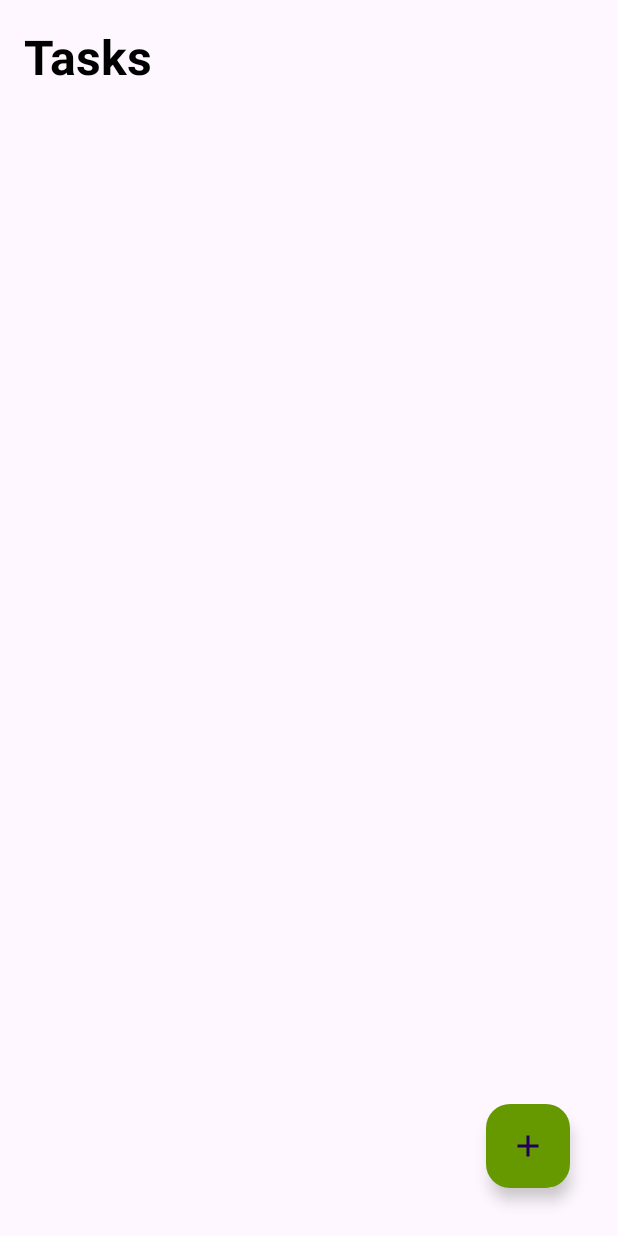
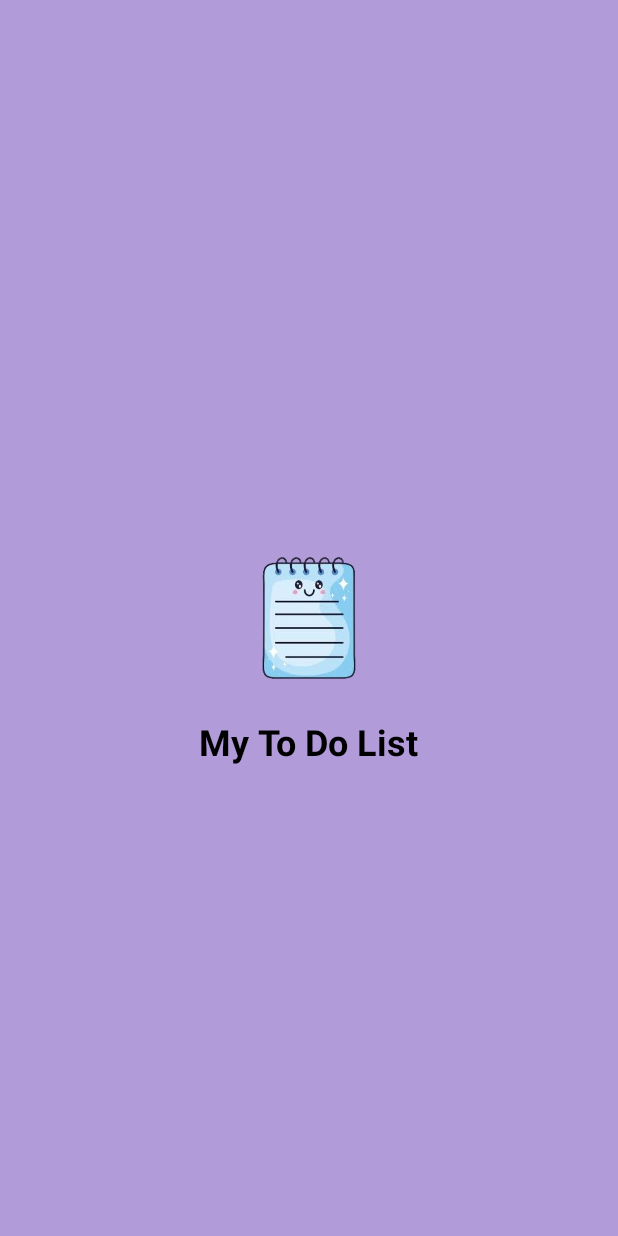
Before and after one commit to Kesh02/MyToDoApp, an Android app: the first screen one second after launch (MainActivity before the commit, SplashActivity after it), on a phone screen of 412 x 824 dp. Run offline under Robolectric (Android 15) with nearby library versions, the phone set to English and light mode, and no system bars.

Commit message:
new images

```diff
--- a/app/src/main/AndroidManifest.xml
+++ b/app/src/main/AndroidManifest.xml
@@ -13,7 +13,7 @@
         android:theme="@style/Theme.Task_manager5"
         tools:targetApi="31">
         <activity
-            android:name=".MainActivity"
+            android:name=".SplashActivity"
             android:exported="true">
             <intent-filter>
                 <action android:name="android.intent.action.MAIN" />
@@ -21,6 +21,7 @@
                 <category android:name="android.intent.category.LAUNCHER" />
             </intent-filter>
         </activity>
+<activity android:name=".MainActivity"></activity>
     </application>
 
 </manifest>
--- a/app/src/main/java/com/example/task_manager5/AddNewTask.kt
+++ b/app/src/main/java/com/example/task_manager5/AddNewTask.kt
@@ -53,7 +53,7 @@ class AddNewTask : BottomSheetDialogFragment() {
                 newTaskSaveButton?.setTextColor(
                     ContextCompat.getColor(
                         requireContext(),
-                        R.color.colorPrimaryDark
+                        R.color.purple
                     )
                 )
             }
@@ -63,13 +63,13 @@ class AddNewTask : BottomSheetDialogFragment() {
             override fun onTextChanged(s: CharSequence, start: Int, before: Int, count: Int) {
                 if (s.toString().isEmpty()) {
                     newTaskSaveButton?.isEnabled = false
-                    newTaskSaveButton?.setTextColor(Color.GRAY)
+                    newTaskSaveButton?.setTextColor(Color.BLACK)
                 } else {
                     newTaskSaveButton?.isEnabled = true
                     newTaskSaveButton?.setTextColor(
                         ContextCompat.getColor(
                             requireContext(),
-                            R.color.colorPrimaryDark
+                            R.color.purple
                         )
                     )
                 }
--- a/app/src/main/java/com/example/task_manager5/DialogCloseListener.kt
+++ b/app/src/main/java/com/example/task_manager5/DialogCloseListener.kt
@@ -4,5 +4,5 @@ package com.example.task_manager5
 import android.content.DialogInterface
 
 interface DialogCloseListener {
-    fun handleDialogClose(dialog: DialogInterface)
+    fun handleDialogClose(dialog: DialogInterface)//This method is responsible for handling the event when a dialog is closed
 }
--- a/app/src/main/res/layout/activity_main.xml
+++ b/app/src/main/res/layout/activity_main.xml
@@ -2,7 +2,8 @@
 <RelativeLayout xmlns:android="http://schemas.android.com/apk/res/android"
     xmlns:app="http://schemas.android.com/apk/res-auto"
     android:layout_width="match_parent"
-    android:layout_height="match_parent">
+    android:layout_height="match_parent"
+    android:background="@drawable/bg1">
 
     <TextView
         android:id="@+id/tasksText"
@@ -11,10 +12,12 @@
         android:textStyle="bold"
         android:textColor="@android:color/black"
         android:layout_marginStart="16dp"
-        android:layout_marginBottom="16dp"
+        android:layout_marginEnd="16dp"
         android:layout_marginTop="16dp"
         android:textSize="32sp"
-        android:text="@string/tasks" />
+        android:text="@string/tasks"
+        android:layout_centerHorizontal="true" />
+
 
     <androidx.recyclerview.widget.RecyclerView
         android:id="@+id/tasksRecyclerView"
@@ -29,10 +32,13 @@
         android:id="@+id/fab"
         android:layout_width="wrap_content"
         android:layout_height="wrap_content"
+        android:layout_alignParentEnd="true"
         android:layout_alignParentBottom="true"
-        android:layout_alignParentEnd="true"
-        android:layout_margin="32dp"
-        android:backgroundTint="@android:color/holo_green_dark"
+        android:layout_marginStart="32dp"
+        android:layout_marginTop="32dp"
+        android:layout_marginEnd="32dp"
+        android:layout_marginBottom="32dp"
+        android:backgroundTint="@android:color/holo_purple"
         android:src="@drawable/baseline_add_24" />
 
 </RelativeLayout>
--- a/app/src/main/res/layout/activity_splash.xml
+++ b/app/src/main/res/layout/activity_splash.xml
@@ -2,11 +2,24 @@
 <RelativeLayout xmlns:android="http://schemas.android.com/apk/res/android"
     android:layout_height="match_parent"
     android:layout_width="match_parent"
-    android:background="@android:color/holo_green_dark">
+    android:background="@color/purple">
 
     <ImageView
-        android:layout_width="200dp"
-        android:layout_height="200dp"
+        android:id="@+id/logoImageView"
+        android:layout_width="100dp"
+        android:layout_height="100dp"
         android:layout_centerInParent="true"
         android:src="@drawable/logo"/>
+
+    <TextView
+        android:layout_width="wrap_content"
+        android:layout_height="wrap_content"
+        android:layout_below="@id/logoImageView"
+        android:layout_centerHorizontal="true"
+        android:layout_marginTop="16dp"
+        android:text="My To Do List"
+        android:textSize="24sp"
+        android:textStyle="bold"
+        android:textColor="@android:color/black"/>
+
 </RelativeLayout>
--- a/app/src/main/res/layout/new_task.xml
+++ b/app/src/main/res/layout/new_task.xml
@@ -16,11 +16,11 @@
         android:layout_width="wrap_content"
         android:layout_height="wrap_content"
         android:layout_below="@id/newTaskText"
-        android:textSize="16sp"
+        android:textSize="20sp"
         android:layout_alignParentEnd="true"
         android:background="@android:color/transparent"
         android:text="@string/save"
         android:textAllCaps="false"
-        android:textColor="@android:color/darker_gray" />
+        android:textColor="@android:color/holo_purple" />
 
 </RelativeLayout>
--- a/app/src/main/res/layout/task_layout.xml
+++ b/app/src/main/res/layout/task_layout.xml
@@ -19,8 +19,8 @@
             android:layout_height="wrap_content"
             android:layout_centerHorizontal="true"
             android:paddingStart="8dp"
-            android:buttonTint="@android:color/holo_green_dark"
-            tools:text="Go to the market and bring vegetables immediately today."/>
+            android:buttonTint="@android:color/holo_purple"
+            tools:text="New task"/>
 
     </RelativeLayout>
 
--- a/app/src/main/res/values/colors.xml
+++ b/app/src/main/res/values/colors.xml
@@ -1,6 +1,6 @@
 <?xml version="1.0" encoding="utf-8"?>
 <resources>
     <color name="colorPrimary">#FFFFFF</color>
-    <color name="colorPrimaryDark">@android:color/holo_green_dark</color>
+    <color name="purple">#b19cd9</color>
     <color name="colorAccent">#000000</color>
 </resources>
--- a/app/src/main/res/values/strings.xml
+++ b/app/src/main/res/values/strings.xml
@@ -2,5 +2,5 @@
     <string name="app_name">Do It</string>
     <string name="save">Save</string>
     <string name="new_task">New Task</string>
-    <string name="tasks">Tasks</string>
+    <string name="tasks">My To Do List </string>
 </resources>
--- a/app/src/main/res/values/styles.xml
+++ b/app/src/main/res/values/styles.xml
@@ -1,7 +1,7 @@
 <resources>
     <style name="AppTheme" parent="Theme.AppCompat.Light.DarkActionBar">
         <item name="colorPrimary">@color/colorPrimary</item>
-        <item name="colorPrimaryDark">@color/colorPrimaryDark</item>
+        <item name="colorPrimaryDark">@color/purple</item>
         <item name="colorAccent">@color/colorAccent</item>
     </style>
 
```
Also changed, not shown: app/src/main/java/com/example/task_manager5/RecyclerItemTouchHelper.kt (+6 -2 lines), app/src/main/res/drawable/bg1.jpg (added), app/src/main/res/drawable/logo.jpg (deleted), app/src/main/res/drawable/logo.png (added).
